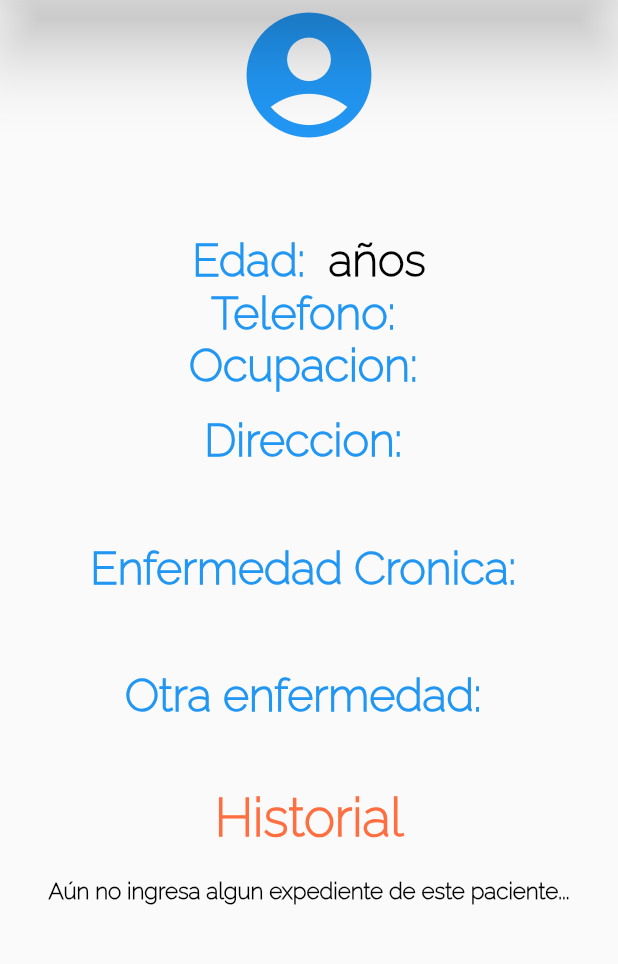
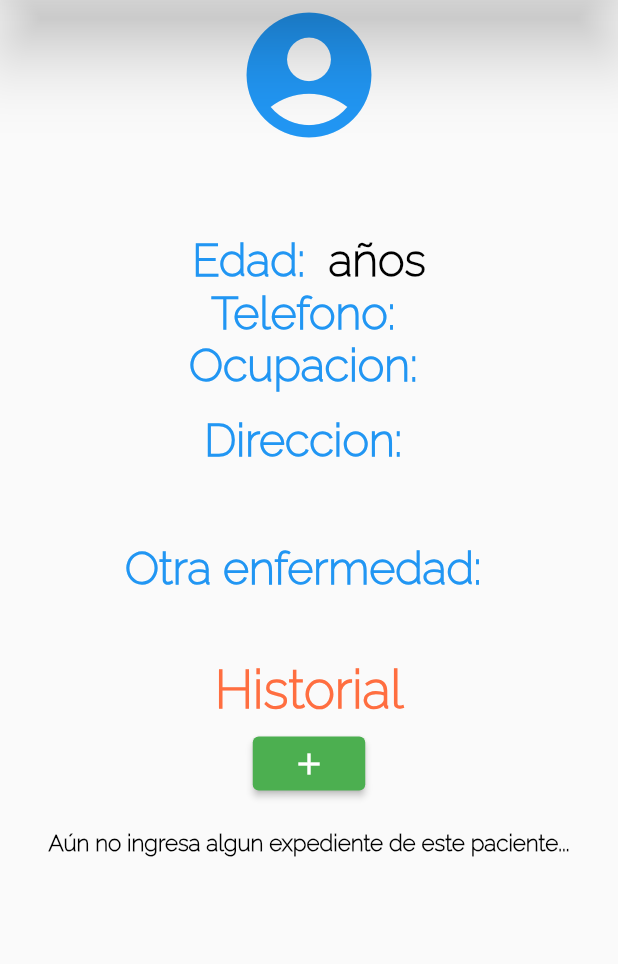
Before and after one commit to AlanJLJ2202/phisio-t, a Flutter app: the HistorialScreen screen opened directly with empty values, on a phone screen of 412 x 824 dp, the part 84-1048 px from its top. Run offline on Flutter 3.47's test engine with Material 2 defaults, Android fonts, the light colour scheme and no system bars; our stand-ins replace dio, fluttertoast.

Commit message:
Entrega a producción (#28)

```diff
--- a/lib/screens/historial_screen.dart
+++ b/lib/screens/historial_screen.dart
@@ -2,6 +2,7 @@ import 'dart:convert';
 
 import 'package:dio/dio.dart';
 import 'package:flutter/material.dart';
+import 'package:phisio_t/screens/expediente_screen.dart';
 import '../models/expediente.dart';
 import '../models/paciente.dart';
 import '../widgets/drawer.dart';
@@ -57,6 +58,7 @@ class _HistorialScreenState extends State<HistorialScreen> {
                   color: Colors.blue,
                 ),
               ),
+
               Container(
                     margin: EdgeInsets.only(bottom: 15),
                     child: Text(
@@ -64,6 +66,7 @@ class _HistorialScreenState extends State<HistorialScreen> {
                        style: TextStyle(fontSize: 35, fontWeight: FontWeight.w800),
                     ),
                   ),
+
               Row(
                 mainAxisAlignment: MainAxisAlignment.center,
                 children: [
@@ -106,8 +109,6 @@ class _HistorialScreenState extends State<HistorialScreen> {
                       '${widget.paciente.ocupacion}',
                       style: TextStyle(fontSize: 30, fontWeight: FontWeight.w600, color: Colors.black),
                     ),
-
-
                   ),
                 ],
               ),
@@ -130,7 +131,7 @@ class _HistorialScreenState extends State<HistorialScreen> {
                 ],
               ),
 
-              Column(
+              widget.paciente.enfermedad_cronica != '' ? Column(
                 mainAxisAlignment: MainAxisAlignment.center,
                 children: [
                   Container(
@@ -146,9 +147,9 @@ class _HistorialScreenState extends State<HistorialScreen> {
 
                   ),
                 ],
-              ),
+              ) : Container(),
 
-              Column(
+              widget.paciente.otra_enfermedad != 'Sin Hipertensión, Sin Diabetes, Sin Art/Ost, Sin Enfermedad Pulmonar' ? Column(
                 mainAxisAlignment: MainAxisAlignment.center,
                 children: [
                   Container(
@@ -165,11 +166,25 @@ class _HistorialScreenState extends State<HistorialScreen> {
 
                   ),
                 ],
-              ),
+              ) : Container(),
+
 
               Container(
-                margin: EdgeInsets.only(top: 20, bottom: 20),
+                margin: EdgeInsets.only(top: 20, bottom: 5),
                 child: Text('Historial', style: TextStyle(color: Colors.deepOrangeAccent, fontSize: 35, fontWeight: FontWeight.w600),),
+              ),
+              Container(
+                width: 75,
+                margin: EdgeInsets.only(bottom: 20),
+                child: ElevatedButton(
+                  onPressed: (){
+                    Navigator.push(context, MaterialPageRoute(builder: (context) => ExpedienteScreen(widget.paciente)));
+                  },
+                  child: Icon(Icons.add, color: Colors.white),
+                  style: ButtonStyle(
+                    backgroundColor: MaterialStateProperty.all<Color> (Colors.green),
+                  ),
+                ),
               ),
               lista_expedientes.length > 0 ? Column(
 
```
Also changed, not shown: lib/screens/expediente_screen.dart (+15 -0 lines), lib/screens/home_screen.dart (+9 -0 lines), lib/screens/registro_screen.dart (+36 -28 lines). Lines whose indentation alone changed are shown as unchanged.
